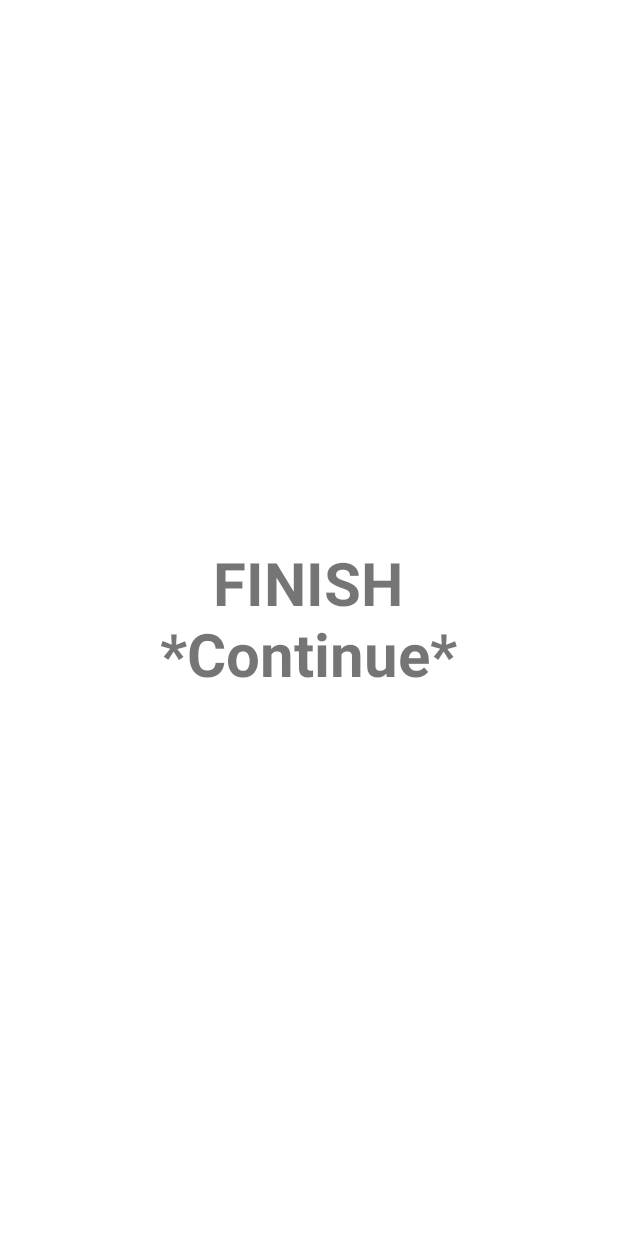
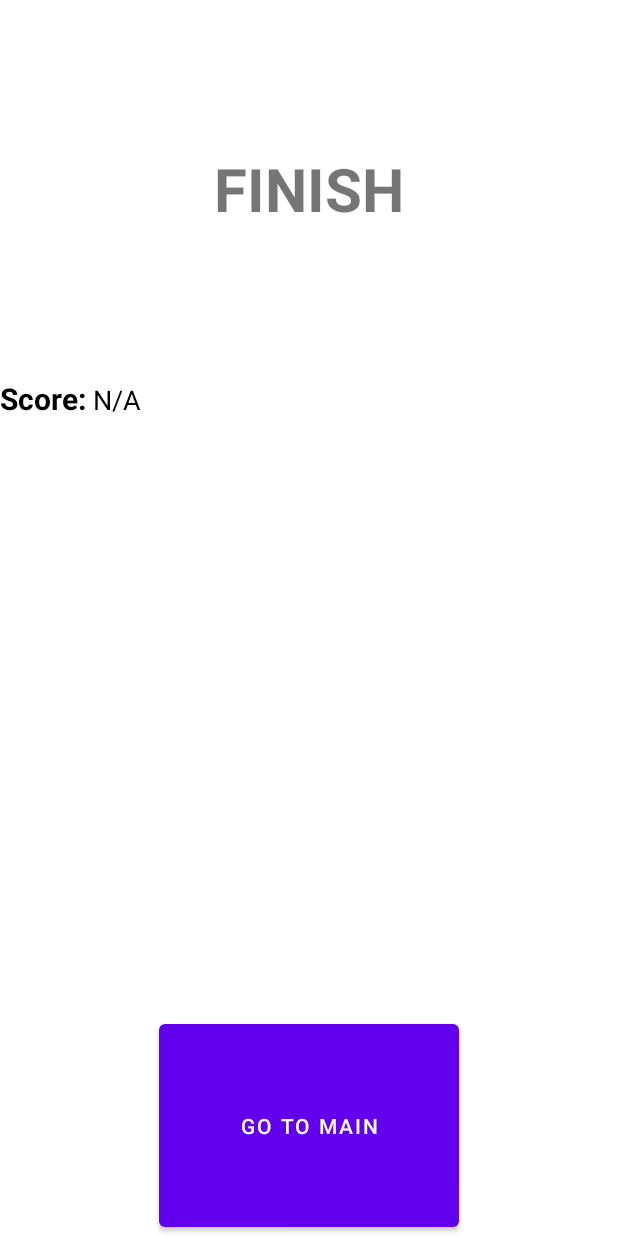
Before and after one commit to Gal14190/SpaceWar_androidGame, an Android app: the layout endgame_activity.xml on its own in the app's theme, with its tools: preview values and no code run, on a phone screen of 412 x 824 dp. Run offline under Robolectric (Android 15) with nearby library versions, the phone set to English and light mode, and no system bars.

Commit message:
start working on part 2. add coins, score counter and pass the score to finish page

```diff
--- a/app/src/main/java/com/example/spacewar/ObstaclesManage.java
+++ b/app/src/main/java/com/example/spacewar/ObstaclesManage.java
@@ -17,28 +17,35 @@ import android.view.View;
 import android.view.ViewGroup;
 import android.widget.ImageView;
 import android.widget.LinearLayout;
+import android.widget.TextView;
 import android.widget.Toast;
 
 public class ObstaclesManage extends GameManage {
     private boolean flag_play;
+    private int counter;
     private Vibrator vibrator;
 
     private Context context;
     private Activity activity;
     private LinearLayout layout;
-    private int drawableSrc;
+    private int drawableObstacleSrc;
+    private int drawableCoinSrc;
     private ImageView[] hearsView;
+    private TextView scoreTextView;
 
     private ObstacleView[][] obstaclesViews;
 
-    ObstaclesManage(Activity _activity, LinearLayout _layout, int _drawableSrc, ImageView[] _hearsView) {
+    ObstaclesManage(Activity _activity, LinearLayout _layout, int _drawableObstacleSrc, int _drawableCoinSrc, ImageView[] _hearsView, TextView _scoreTextView) {
         super(_activity.getApplicationContext());
+        this.counter = 0;
 
-        this.drawableSrc = _drawableSrc;
+        this.drawableObstacleSrc = _drawableObstacleSrc;
+        this.drawableCoinSrc = _drawableCoinSrc;
         this.layout = _layout;
         this.context = _activity.getApplicationContext();
         this.activity = _activity;
         this.hearsView = _hearsView;
+        this.scoreTextView = _scoreTextView;
 
         this.obstaclesViews = new ObstacleView[GameFieldModel.COLUMN_SIZE][GameFieldModel.ROW_SIZE];
         for(int i = 0; i < obstaclesViews.length; i++)
@@ -81,11 +88,14 @@ public class ObstaclesManage extends GameManage {
 
             // rand a position of obstacle
             int pos = rand(0, GameFieldModel.COLUMN_SIZE + 1);   // 3/5 rate for display obstacles
+            boolean coin = rand(0, 10) > 9; // 1/10 rate for coin
             // set a state for a valid position
             if(pos < obstaclesViews.length) {
                 obstaclesViews[pos][0].state = true;
+                obstaclesViews[pos][0].coin = coin;
             }
 
+            this.counter += GameFieldModel.ROAD_BONUS;
             delay();    // cycle delay
         }
     }
@@ -105,7 +115,7 @@ public class ObstaclesManage extends GameManage {
     private ImageView setObstacleView() {
         // create a imageView for obstacle
         ImageView view = new ImageView(context);
-        view.setImageResource(drawableSrc);
+        view.setImageResource(drawableObstacleSrc);
         view.setLayoutParams(new ViewGroup.LayoutParams(convertPixelsToDp(GameFieldModel.OBSTACLE_SIZE)
                                                         ,convertPixelsToDp(GameFieldModel.OBSTACLE_SIZE)));
 
@@ -128,8 +138,10 @@ public class ObstaclesManage extends GameManage {
     private void nextState() {
         // move forward the states, from bottom to up
         for(int i = GameFieldModel.COLUMN_SIZE - 1; i >= 0; i--)
-            for(int j = obstaclesViews[0].length - 1; j > 0; j--)
+            for(int j = obstaclesViews[0].length - 1; j > 0; j--) {
                 obstaclesViews[i][j].state = obstaclesViews[i][j - 1].state;
+                obstaclesViews[i][j].coin = obstaclesViews[i][j - 1].coin;
+            }
 
         resetFirstStates(); // reset the first states (index 0) for set a new random state
     }
@@ -138,14 +150,22 @@ public class ObstaclesManage extends GameManage {
     protected void review() {
         // display the obstacles views by is state
         for(int i = 0; i < GameFieldModel.COLUMN_SIZE; i++)
-            for(int j = 0; j < GameFieldModel.ROW_SIZE; j++)
+            for(int j = 0; j < GameFieldModel.ROW_SIZE; j++) {
                 obstaclesViews[i][j].view.setVisibility(obstaclesViews[i][j].state ? View.VISIBLE : View.INVISIBLE);
+                obstaclesViews[i][j].view.setImageResource(obstaclesViews[i][j].coin ? drawableCoinSrc : drawableObstacleSrc);
+            }
+
+        this.scoreTextView.setText(Integer.toString(counter));
     }
 
     private void checkHit() {
         // check if the current component (spaceship) position is in with obstacle position
         // decrease live counter and invisible heart icon
         if(obstaclesViews[GameFieldModel.componentPosition][GameFieldModel.ROW_SIZE-1].state) {
+            if(obstaclesViews[GameFieldModel.componentPosition][GameFieldModel.ROW_SIZE-1].coin) { // coin hit
+                Toast.makeText(context, "+" + GameFieldModel.COIN_BONUS, Toast.LENGTH_SHORT).show(); // toast massage
+                counter += GameFieldModel.COIN_BONUS;
+            } else { // obstacle hit
                 hearsView[--GameFieldModel.lives].setVisibility(View.INVISIBLE);
 
                 Toast.makeText(context, "Hit!", Toast.LENGTH_SHORT).show(); // toast massage
@@ -160,14 +180,15 @@ public class ObstaclesManage extends GameManage {
                 }
 
                 // stop the game and start the finish activity if the lives counter is 0
-            if(GameFieldModel.lives <= 0) {
+                if (GameFieldModel.lives <= 0) {
                     flag_play = false;
 
                     Intent intent = new Intent(context, EndGameActivity.class);
+                    intent.putExtra("scoreCounter", this.counter);
                     activity.startActivity(intent);
                     activity.finish();
                 }
-
+            }
         }
 
     }
@@ -176,4 +197,5 @@ public class ObstaclesManage extends GameManage {
 class ObstacleView {
     public ImageView view;
     public boolean state;
+    public boolean coin; // false: obstacle, true: coin
 }
--- a/app/src/main/res/layout/endgame_activity.xml
+++ b/app/src/main/res/layout/endgame_activity.xml
@@ -1,19 +1,54 @@
 <?xml version="1.0" encoding="utf-8"?>
-<RelativeLayout xmlns:android="http://schemas.android.com/apk/res/android"
+<LinearLayout xmlns:android="http://schemas.android.com/apk/res/android"
     xmlns:app="http://schemas.android.com/apk/res-auto"
     xmlns:tools="http://schemas.android.com/tools"
     android:layout_width="match_parent"
     android:layout_height="match_parent"
     android:gravity="center"
+    android:orientation="vertical"
     tools:context=".EndGameActivity">
 
     <TextView
         android:id="@+id/finish_textview"
         android:layout_width="wrap_content"
-        android:layout_height="141dp"
+        android:layout_height="wrap_content"
+        android:layout_weight="1"
         android:gravity="center"
-        android:text="FINISH\n*Continue*"
+        android:text="FINISH"
         android:textSize="40dp"
         android:textStyle="bold" />
 
-</RelativeLayout>
+    <LinearLayout
+        android:layout_width="match_parent"
+        android:layout_height="wrap_content"
+        android:layout_weight="2"
+        android:layout_gravity="top"
+        android:gravity="top"
+        android:orientation="horizontal">
+
+        <TextView
+            android:layout_width="wrap_content"
+            android:layout_height="wrap_content"
+            android:textColor="@color/black"
+            android:textStyle="bold"
+            android:textSize="20sp"
+            android:text="Score: " />
+
+        <TextView
+            android:id="@+id/scoreCounter"
+            android:layout_width="0dp"
+            android:layout_height="wrap_content"
+            android:layout_weight="1"
+            android:text="N/A"
+            android:textColor="@color/black"
+            android:textSize="18sp" />
+    </LinearLayout>
+
+    <Button
+        android:id="@+id/backBtn"
+        android:layout_width="200dp"
+        android:layout_height="wrap_content"
+        android:layout_weight="0.5"
+        android:text="@string/play_again_button" />
+
+</LinearLayout>
--- a/app/src/main/res/values/strings.xml
+++ b/app/src/main/res/values/strings.xml
@@ -3,5 +3,5 @@
     <string name="dummy_button">Dummy Button</string>
     <string name="dummy_content">DUMMY\nCONTENT</string>
     <!-- TODO: Remove or change this placeholder text -->
-    <string name="hello_blank_fragment">Hello blank fragment</string>
+    <string name="play_again_button">GO TO MAIN</string>
 </resources>
```
Also changed, not shown: app/src/main/java/com/example/spacewar/EndGameActivity.java (+7 -1 lines), app/src/main/java/com/example/spacewar/GameFieldActivity.java (+10 -2 lines), app/src/main/java/com/example/spacewar/GameFieldModel.java (+12 -5 lines), app/src/main/res/layout/gamefield_activity.xml (+20 -0 lines). Lines whose indentation alone changed are shown as unchanged.
